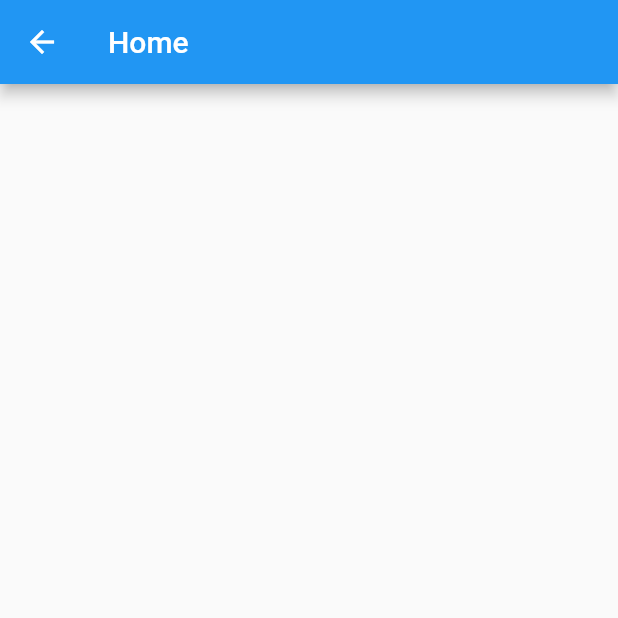
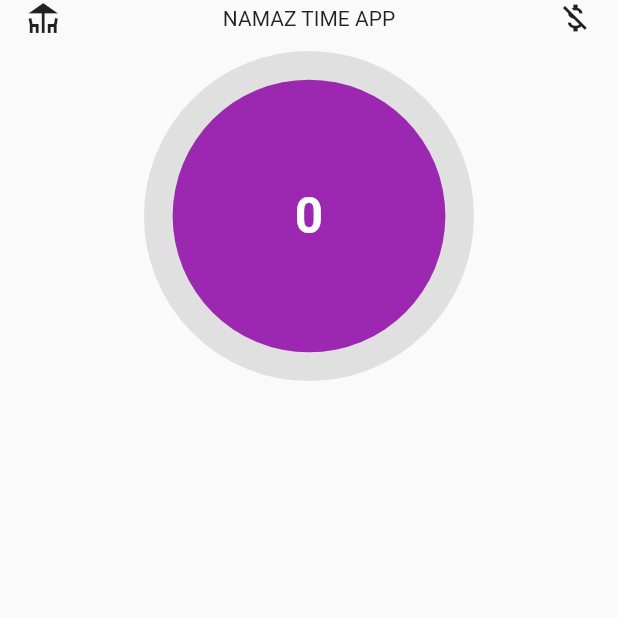
Before and after one commit to z3sh4n/namaz_time_final, a Flutter app: the HomeScreen screen opened directly, on a phone screen of 412 x 824 dp, the top half of it. Run offline on Flutter 3.47's test engine with Material 2 defaults, Android fonts, the phone set to English and light mode, and no system bars; drawn by our look-alikes of circular_countdown_timer.

Commit message:
Making home screen ui 1

```diff
--- a/lib/features/Name/presentation/screens/home_screen.dart
+++ /dev/null
@@ -1,15 +0,0 @@
-import 'package:flutter/material.dart';
-
-class HomeScreen extends StatelessWidget {
-  const HomeScreen({Key? key}) : super(key: key);
-
-  @override
-  Widget build(BuildContext context) {
-    return Scaffold(
-      appBar: AppBar(
-        title: const Text('Home'),
-      ),
-      body: Container(),
-    );
-  }
-}
--- /dev/null
+++ b/lib/features/home_namaztime/presentation/screens/home_screen.dart
@@ -0,0 +1,118 @@
+import 'package:circular_countdown_timer/circular_countdown_timer.dart';
+import 'package:flutter/material.dart';
+
+class HomeScreen extends StatelessWidget {
+  const HomeScreen({Key? key}) : super(key: key);
+
+  @override
+  Widget build(BuildContext context) {
+    return Scaffold(
+        body: SafeArea(
+      child: Column(
+        children: [
+          Row(
+            mainAxisAlignment: MainAxisAlignment.spaceAround,
+            children: const [
+              Icon(Icons.deck),
+              SizedBox(width: 40),
+              Text('NAMAZ TIME APP'),
+              SizedBox(width: 40),
+              Icon(Icons.money_off_csred_outlined),
+            ],
+          ),
+          const SizedBox(height: 20),
+          SizedBox(
+              height: 200,
+              width: 400,
+              child: CircularCountDownTimer(
+                duration: 10,
+                initialDuration: 0,
+                controller: CountDownController(),
+                width: 200,
+                height: 400,
+                ringColor: Colors.grey[300]!,
+                fillColor: Colors.purpleAccent[100]!,
+                backgroundColor: Colors.purple[500],
+                strokeWidth: 20.0,
+                strokeCap: StrokeCap.round,
+                textStyle: const TextStyle(
+                    fontSize: 33.0,
+                    color: Colors.white,
+                    fontWeight: FontWeight.bold),
+                textFormat: CountdownTextFormat.S,
+                onStart: () {
+                  print('Countdown Started');
+                },
+                onComplete: () {
+                  print('Countdown Ended');
+                },
+              )),
+        ],
+      ),
+    ));
+    //   body: CustomScrollView(
+    //     slivers: [
+    //       SliverAppBar(
+    // title: Row(
+    //   mainAxisAlignment: MainAxisAlignment.spaceAround,
+    //   children: const [
+    //     Icon(Icons.deck),
+    //     SizedBox(width: 40),
+    //     Text('NAMAZ TIME APP'),
+    //     SizedBox(width: 40),
+    //     Icon(Icons.money_off_csred_outlined),
+    //   ],
+    // ),
+    //         centerTitle: true,
+    //         flexibleSpace: Column(
+    //           mainAxisAlignment: MainAxisAlignment.center,
+    //           children: [
+    // SizedBox(
+    //     height: 200,
+    //     width: 400,
+    //     child: CircularCountDownTimer(
+    //       duration: 10,
+    //       initialDuration: 0,
+    //       controller: CountDownController(),
+    //       width: 200,
+    //       height: 400,
+    //       ringColor: Colors.grey[300]!,
+    //       fillColor: Colors.purpleAccent[100]!,
+    //       backgroundColor: Colors.purple[500],
+    //       strokeWidth: 20.0,
+    //       strokeCap: StrokeCap.round,
+    //       textStyle: const TextStyle(
+    //           fontSize: 33.0,
+    //           color: Colors.white,
+    //           fontWeight: FontWeight.bold),
+    //       textFormat: CountdownTextFormat.S,
+    //       onStart: () {
+    //         print('Countdown Started');
+    //       },
+    //       onComplete: () {
+    //         print('Countdown Ended');
+    //       },
+    //     )),
+    //           ],
+    //         ),
+    //         expandedHeight: 350,
+    //         shape: RoundedRectangleBorder(
+    //           borderRadius: BorderRadius.only(
+    //             bottomLeft: Radius.elliptical(
+    //                 MediaQuery.of(context).size.width * 0.5, 45.0),
+    //             bottomRight: Radius.elliptical(
+    //                 MediaQuery.of(context).size.width * 0.5, 45.0),
+    //           ),
+    //         ),
+    //       ),
+    //       SliverList(
+    //         delegate: SliverChildBuilderDelegate(
+    //           (context, index) => ListTile(title: Text('Item #$index')),
+    //           childCount: 110,
+    //         ),
+    //       ),
+    //     ],
+    //   ),
+    // );
+  }
+}
--- a/pubspec.yaml
+++ b/pubspec.yaml
@@ -34,6 +34,7 @@ dependencies:
   # The following adds the Cupertino Icons font to your application.
   # Use with the CupertinoIcons class for iOS style icons.
   cupertino_icons: ^1.0.2
+  circular_countdown_timer: ^0.2.0
 
 dev_dependencies:
   flutter_test:
```
Also changed, not shown: lib/main.dart (+2 -48 lines), pubspec.lock.
